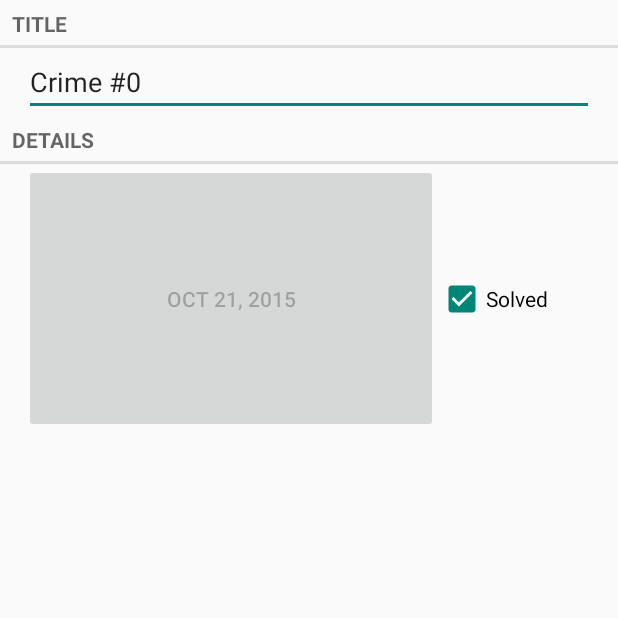
After one commit to syee/CriminalIntent3, an Android app: the CrimePagerActivity screen opened directly, with no data from a screen before it, on a phone screen of 412 x 824 dp, the top half of it. The commit adds this screen. Run offline under Robolectric (Android 15) with nearby library versions, the phone set to English and light mode, and no system bars.

Commit message:
Chapter 11 completed, but slight bug

```diff
--- a/CriminalIntent/app/src/main/AndroidManifest.xml
+++ b/CriminalIntent/app/src/main/AndroidManifest.xml
@@ -14,7 +14,7 @@
             </intent-filter>
          </activity>
         <activity
-            android:name=".CrimeActivity"
+            android:name=".CrimePagerActivity"
             android:label="@string/app_name" >
         </activity>
     </application>
--- a/CriminalIntent/app/src/main/java/com/delaney/criminalintent/CrimeFragment.java
+++ b/CriminalIntent/app/src/main/java/com/delaney/criminalintent/CrimeFragment.java
@@ -61,6 +61,12 @@ public class CrimeFragment extends Fragment {
     }
 
     @Override
+    public void onStop(){
+        super.onStop();
+        returnResult();
+    }
+
+    @Override
     public View onCreateView(LayoutInflater inflater, ViewGroup container, Bundle savedInstanceState) {
         View v = inflater.inflate(R.layout.fragment_crime, container,false);
         mTitleField = (EditText)v.findViewById(R.id.crime_title);
--- /dev/null
+++ b/CriminalIntent/app/src/main/java/com/delaney/criminalintent/CrimePagerActivity.java
@@ -0,0 +1,65 @@
+package com.delaney.criminalintent;
+
+import android.content.Context;
+import android.content.Intent;
+import android.os.Bundle;
+import android.support.annotation.Nullable;
+import android.support.v4.app.Fragment;
+import android.support.v4.app.FragmentActivity;
+import android.support.v4.app.FragmentManager;
+import android.support.v4.app.FragmentStatePagerAdapter;
+import android.support.v4.view.ViewPager;
+
+import java.util.List;
+import java.util.UUID;
+
+/**
+ * Created by stevenyee on 10/21/15.
+ */
+public class CrimePagerActivity extends FragmentActivity {
+
+    private static final String EXTRA_CRIME_ID = "com.delaney.criminalintent.crime_id";
+
+    private ViewPager mViewPager;
+    private List<Crime> mCrimes;
+
+    public static Intent newIntent(Context packageContext, UUID crimeId){
+        Intent intent = new Intent(packageContext, CrimePagerActivity.class);
+        intent.putExtra(EXTRA_CRIME_ID, crimeId);
+        return intent;
+    }
+
+
+    @Override
+    protected void onCreate(@Nullable Bundle savedInstanceState) {
+        super.onCreate(savedInstanceState);
+        setContentView(R.layout.activity_crime_pager);
+        UUID crimeId = (UUID) getIntent().getSerializableExtra(EXTRA_CRIME_ID);
+
+        mViewPager = (ViewPager)findViewById(R.id.activity_crime_pager_view_pager);
+        mCrimes = CrimeLab.get(this).getCrimes();
+        FragmentManager fragmentManager = getSupportFragmentManager();
+
+        mViewPager.setAdapter(new FragmentStatePagerAdapter(fragmentManager) {
+            @Override
+            public Fragment getItem(int position) {
+                Crime crime = mCrimes.get(position);
+                return CrimeFragment.newInstance(crime.getId());
+            }
+
+            @Override
+            public int getCount() {
+                return mCrimes.size();
+            }
+        });
+
+        for (int i = 0; i < mCrimes.size(); i++) {
+            if (mCrimes.get(i).getId().equals(crimeId)) {
+                mViewPager.setCurrentItem(i);
+
+            }
+        }
+    }
+
+
+}
--- /dev/null
+++ b/CriminalIntent/app/src/main/res/layout/activity_crime_pager.xml
@@ -0,0 +1,7 @@
+<?xml version="1.0" encoding="utf-8"?>
+<android.support.v4.view.ViewPager xmlns:android="http://schemas.android.com/apk/res/android"
+              android:id="@+id/activity_crime_pager_view_pager"
+              android:layout_width="match_parent"
+              android:layout_height="match_parent">
+
+</android.support.v4.view.ViewPager>
```
Also changed, not shown: CriminalIntent/app/src/main/java/com/delaney/criminalintent/CrimeListFragment.java (+6 -3 lines).
